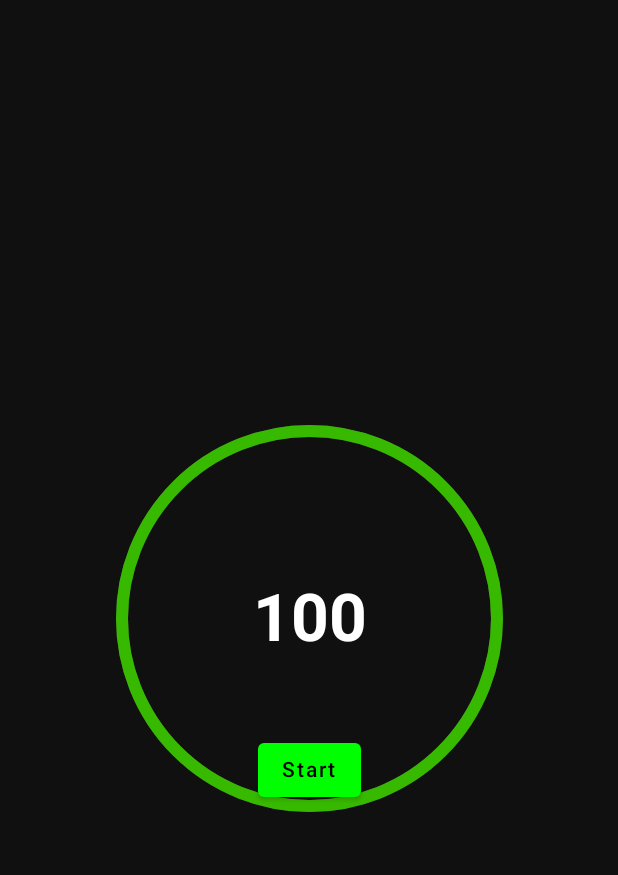
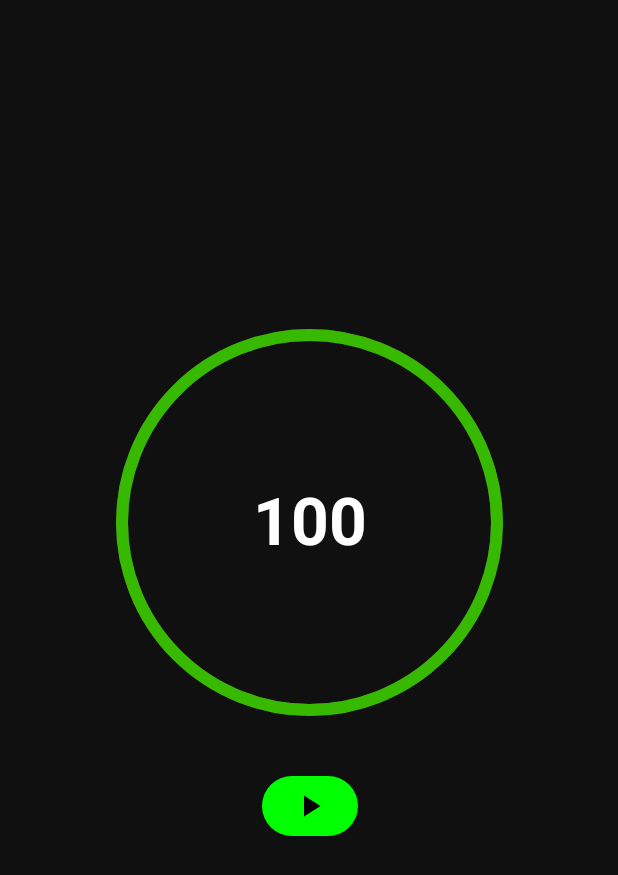
Before and after one commit to GDGCVITBHOPAL/Timer, an Android app built with Jetpack Compose: the screen it shows after launch (MainActivity), on a phone screen of 412 x 824 dp. Shown: the top 875 px of the screen. Run offline under Robolectric (Android 15) with nearby library versions, the phone set to English and light mode, and no system bars.

Commit message:
Button Icon

```diff
--- a/app/build.gradle
+++ b/app/build.gradle
@@ -57,4 +57,5 @@ dependencies {
     androidTestImplementation 'androidx.test.ext:junit:1.1.2'
     androidTestImplementation 'androidx.test.espresso:espresso-core:3.3.0'
     androidTestImplementation "androidx.compose.ui:ui-test-junit4:$compose_version"
+    implementation "androidx.compose.material:material-icons-extended:$compose_version"
 }
--- a/app/src/main/java/com/example/timer/MainActivity.kt
+++ b/app/src/main/java/com/example/timer/MainActivity.kt
@@ -4,10 +4,14 @@ import android.os.Bundle
 import androidx.activity.ComponentActivity
 import androidx.activity.compose.setContent
 import androidx.compose.foundation.Canvas
-import androidx.compose.foundation.layout.Box
-import androidx.compose.foundation.layout.fillMaxSize
-import androidx.compose.foundation.layout.size
+import androidx.compose.foundation.layout.*
+import androidx.compose.foundation.shape.CircleShape
 import androidx.compose.material.*
+import androidx.compose.material.icons.Icons
+import androidx.compose.material.icons.filled.Pause
+import androidx.compose.material.icons.filled.PlayArrow
+import androidx.compose.material.icons.filled.Refresh
+import androidx.compose.material.icons.filled.Stop
 import androidx.compose.runtime.*
 import androidx.compose.runtime.saveable.rememberSaveable
 import androidx.compose.ui.Alignment
@@ -16,6 +20,7 @@ import androidx.compose.ui.geometry.Offset
 import androidx.compose.ui.geometry.Size
 import androidx.compose.ui.graphics.Color
 import androidx.compose.ui.graphics.PointMode
+import androidx.compose.ui.graphics.Shape
 import androidx.compose.ui.graphics.StrokeCap
 import androidx.compose.ui.graphics.drawscope.Stroke
 import androidx.compose.ui.layout.onSizeChanged
@@ -83,6 +88,7 @@ fun Timer(
             value = currentTime / totalTime.toFloat()
         }
     }
+    Column() {
         Box(
             contentAlignment = Alignment.Center,
             modifier = modifier
@@ -114,7 +120,11 @@ fun Timer(
                 fontWeight = FontWeight.Bold,
                 color = Color.White
             )
+        }
         Button(
+            modifier = Modifier
+                .align(Alignment.CenterHorizontally)
+                .padding(40.dp),
             onClick = {
                 if(currentTime <= 0L) {
                     currentTime = totalTime
@@ -123,7 +133,7 @@ fun Timer(
                     isTimerRunning = !isTimerRunning
                 }
             },
-            modifier = Modifier.align(Alignment.BottomCenter),
+            shape = CircleShape,
             colors = ButtonDefaults.buttonColors(
                 backgroundColor = if (!isTimerRunning || currentTime <= 0L) {
                     Color.Green
@@ -132,13 +142,18 @@ fun Timer(
                 }
             )
         ) {
-            Text(
-                text = if (isTimerRunning && currentTime > 0L) "Stop"
-                else if (!isTimerRunning && currentTime >= 0L) "Start"
+            Icon(
+                imageVector = if (isTimerRunning && currentTime > 0L) Icons.Filled.Pause
+                else if (!isTimerRunning && currentTime >= 0L) Icons.Filled.PlayArrow
+                else Icons.Filled.Refresh,
+                contentDescription = if (isTimerRunning && currentTime > 0L) "Pause"
+                else if (!isTimerRunning && currentTime >= 0L) "Play"
                 else "Restart"
             )
         }
+
     }
+
 }
 
 @Preview("Main Screen")
@@ -152,7 +167,7 @@ fun preview_Timer(){
             contentAlignment = Alignment.Center
         ) {
             Timer(
-                totalTime = 10L * 1000L,
+                totalTime = 100L * 1000L,
                 handleColor = Color.Green,
                 inactiveBarColor = Color.DarkGray,
                 activeBarColor = Color(0xFFFF4C29),
```
Lines whose indentation alone changed are shown as unchanged.
